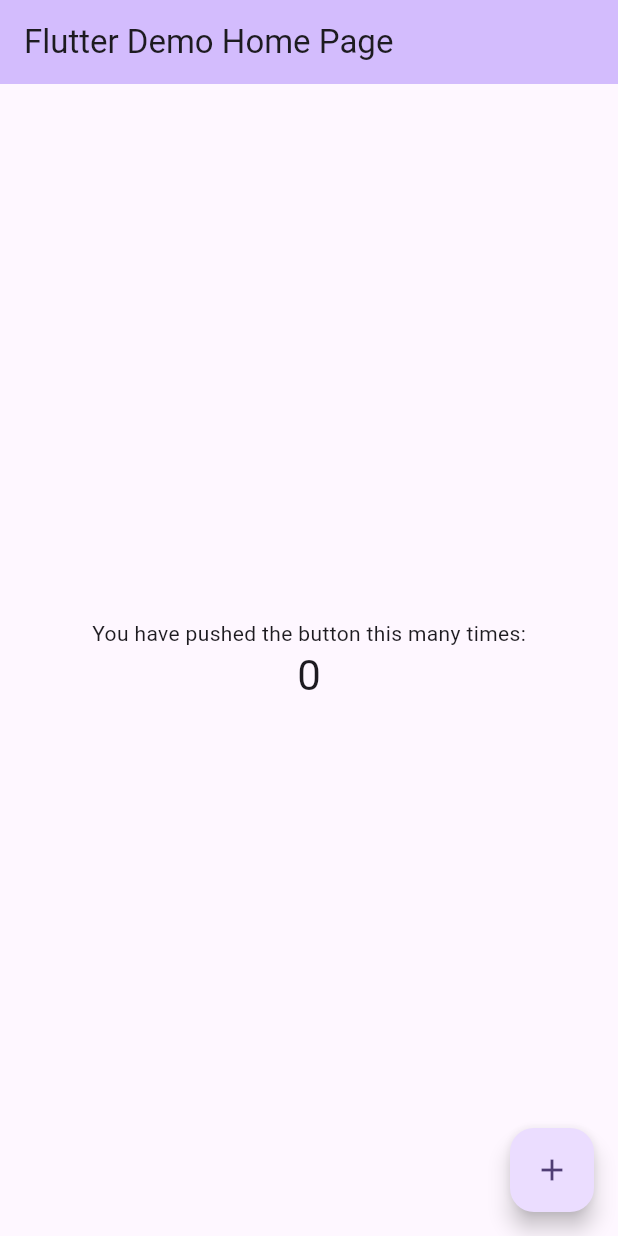
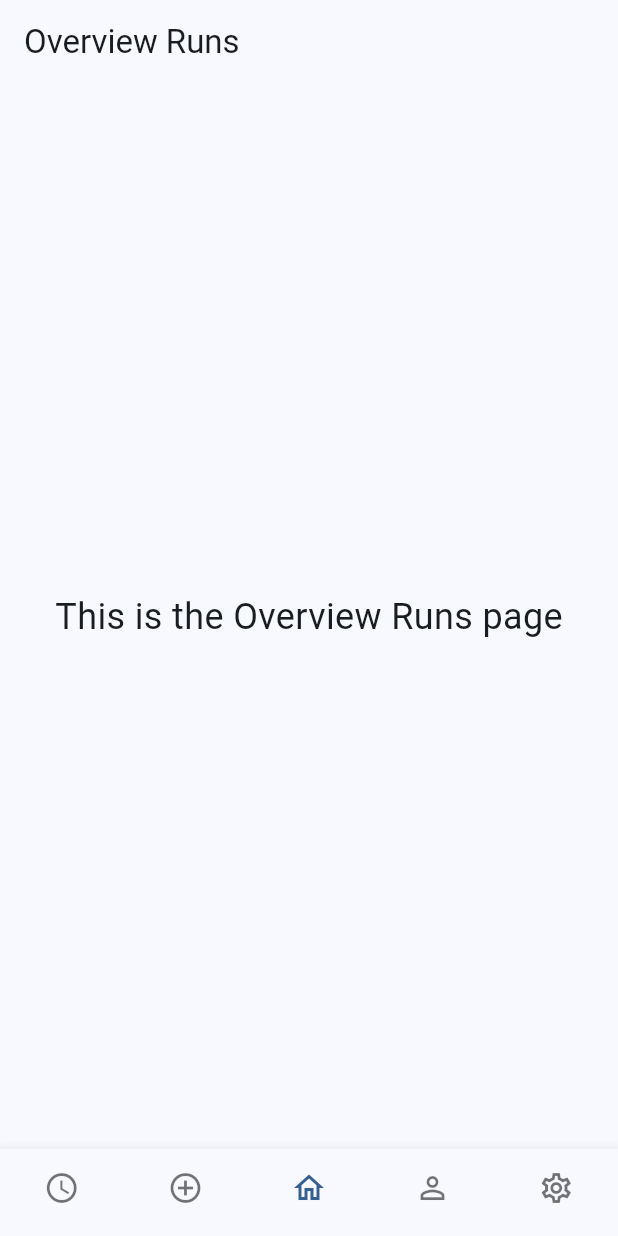
Before and after one commit to ChrMonMor/puzzle_quest_app, a Flutter app: the screen it shows after launch, on a phone screen of 412 x 824 dp. Run offline on Flutter 3.47's test engine with Material 3 defaults, Android fonts, the phone set to English and light mode, and no system bars.

Commit message:
Setup page navigation to the most important pages and reconfigured naming schemes so they follow the flutter naming conventions

```diff
--- /dev/null
+++ b/lib/common/base_navigation.dart
@@ -0,0 +1,70 @@
+import 'package:flutter/material.dart';
+import '../pages/history_page.dart';
+import '../pages/create_run_page.dart';
+import '../pages/overview_run_page.dart';
+import '../pages/profile_page.dart';
+import '../pages/settings_page.dart';
+
+class BaseNavigation extends StatefulWidget {
+  const BaseNavigation({super.key});
+
+  @override
+  State<BaseNavigation> createState() => _BaseNavigationState();
+}
+
+class _BaseNavigationState extends State<BaseNavigation> {
+  int _currentIndex = 2; // Start on Home by default
+
+  final List<Widget> _pages = [
+    const HistoryPage(),
+    const CreateRunPage(),
+    const OverviewRunPage(),
+    const ProfilePage(),
+    const SettingsPage(),
+  ];
+
+  void _onTabSelected(int index) {
+    setState(() {
+      _currentIndex = index;
+    });
+  }
+
+  @override
+  Widget build(BuildContext context) {
+    return Scaffold(
+      body: IndexedStack(
+        index: _currentIndex,
+        children: _pages,
+      ),
+      bottomNavigationBar: BottomNavigationBar(
+        currentIndex: _currentIndex,
+        onTap: _onTabSelected,
+        type: BottomNavigationBarType.fixed,
+        items: const [
+          BottomNavigationBarItem(
+            icon: Icon(Icons.access_time),
+            label: 'History',
+          ),
+          BottomNavigationBarItem(
+            icon: Icon(Icons.add_circle_outline),
+            label: 'Create',
+          ),
+          BottomNavigationBarItem(
+            icon: Icon(Icons.home_outlined),
+            label: 'Home',
+          ),
+          BottomNavigationBarItem(
+            icon: Icon(Icons.person_outline),
+            label: 'Profile',
+          ),
+          BottomNavigationBarItem(
+            icon: Icon(Icons.settings_outlined),
+            label: 'Settings',
+          ),
+        ],
+        showSelectedLabels: false,
+        showUnselectedLabels: false,
+      ),
+    );
+  }
+}
--- a/lib/main.dart
+++ b/lib/main.dart
@@ -1,122 +1,23 @@
 import 'package:flutter/material.dart';
+import 'common/base_navigation.dart';
 
 void main() {
-  runApp(const MyApp());
+  runApp(const PuzzleQuestApp());
 }
 
-class MyApp extends StatelessWidget {
-  const MyApp({super.key});
+class PuzzleQuestApp extends StatelessWidget {
+  const PuzzleQuestApp({super.key});
 
-  // This widget is the root of your application.
   @override
   Widget build(BuildContext context) {
     return MaterialApp(
-      title: 'Flutter Demo',
+      debugShowCheckedModeBanner: false,
+      title: 'Puzzle Quest',
       theme: ThemeData(
-        // This is the theme of your application.
-        //
-        // TRY THIS: Try running your application with "flutter run". You'll see
-        // the application has a purple toolbar. Then, without quitting the app,
-        // try changing the seedColor in the colorScheme below to Colors.green
-        // and then invoke "hot reload" (save your changes or press the "hot
-        // reload" button in a Flutter-supported IDE, or press "r" if you used
-        // the command line to start the app).
-        //
-        // Notice that the counter didn't reset back to zero; the application
-        // state is not lost during the reload. To reset the state, use hot
-        // restart instead.
-        //
-        // This works for code too, not just values: Most code changes can be
-        // tested with just a hot reload.
-        colorScheme: ColorScheme.fromSeed(seedColor: Colors.deepPurple),
+        colorScheme: ColorScheme.fromSeed(seedColor: Colors.blue),
+        useMaterial3: true,
       ),
-      home: const MyHomePage(title: 'Flutter Demo Home Page'),
+      home: const BaseNavigation(), // Start with your navigation shell
     );
   }
 }
-
-class MyHomePage extends StatefulWidget {
-  const MyHomePage({super.key, required this.title});
-
-  // This widget is the home page of your application. It is stateful, meaning
-  // that it has a State object (defined below) that contains fields that affect
-  // how it looks.
-
-  // This class is the configuration for the state. It holds the values (in this
-  // case the title) provided by the parent (in this case the App widget) and
-  // used by the build method of the State. Fields in a Widget subclass are
-  // always marked "final".
-
-  final String title;
-
-  @override
-  State<MyHomePage> createState() => _MyHomePageState();
-}
-
-class _MyHomePageState extends State<MyHomePage> {
-  int _counter = 0;
-
-  void _incrementCounter() {
-    setState(() {
-      // This call to setState tells the Flutter framework that something has
-      // changed in this State, which causes it to rerun the build method below
-      // so that the display can reflect the updated values. If we changed
-      // _counter without calling setState(), then the build method would not be
-      // called again, and so nothing would appear to happen.
-      _counter++;
-    });
-  }
-
-  @override
-  Widget build(BuildContext context) {
-    // This method is rerun every time setState is called, for instance as done
-    // by the _incrementCounter method above.
-    //
-    // The Flutter framework has been optimized to make rerunning build methods
-    // fast, so that you can just rebuild anything that needs updating rather
-    // than having to individually change instances of widgets.
-    return Scaffold(
-      appBar: AppBar(
-        // TRY THIS: Try changing the color here to a specific color (to
-        // Colors.amber, perhaps?) and trigger a hot reload to see the AppBar
-        // change color while the other colors stay the same.
-        backgroundColor: Theme.of(context).colorScheme.inversePrimary,
-        // Here we take the value from the MyHomePage object that was created by
-        // the App.build method, and use it to set our appbar title.
-        title: Text(widget.title),
-      ),
-      body: Center(
-        // Center is a layout widget. It takes a single child and positions it
-        // in the middle of the parent.
-        child: Column(
-          // Column is also a layout widget. It takes a list of children and
-          // arranges them vertically. By default, it sizes itself to fit its
-          // children horizontally, and tries to be as tall as its parent.
-          //
-          // Column has various properties to control how it sizes itself and
-          // how it positions its children. Here we use mainAxisAlignment to
-          // center the children vertically; the main axis here is the vertical
-          // axis because Columns are vertical (the cross axis would be
-          // horizontal).
-          //
-          // TRY THIS: Invoke "debug painting" (choose the "Toggle Debug Paint"
-          // action in the IDE, or press "p" in the console), to see the
-          // wireframe for each widget.
-          mainAxisAlignment: MainAxisAlignment.center,
-          children: <Widget>[
-            const Text('You have pushed the button this many times:'),
-            Text(
-              '$_counter',
-              style: Theme.of(context).textTheme.headlineMedium,
-            ),
-          ],
-        ),
-      ),
-      floatingActionButton: FloatingActionButton(
-        onPressed: _incrementCounter,
-        tooltip: 'Increment',
-        child: const Icon(Icons.add),
-      ), // This trailing comma makes auto-formatting nicer for build methods.
-    );
-  }
-}
--- /dev/null
+++ b/lib/pages/overview_run_page.dart
@@ -0,0 +1,20 @@
+import 'package:flutter/material.dart';
+
+class OverviewRunPage extends StatelessWidget {
+  const OverviewRunPage ({super.key});
+
+  @override
+  Widget build(BuildContext context) {
+    return Scaffold(
+      appBar: AppBar(
+        title: const Text('Overview Runs'),
+      ),
+      body: const Center(
+        child: Text(
+          'This is the Overview Runs page',
+          style: TextStyle(fontSize: 24),
+        ),
+      ),
+    );
+  }
+}
--- a/pubspec.yaml
+++ b/pubspec.yaml
@@ -35,6 +35,8 @@ dependencies:
   # Use with the CupertinoIcons class for iOS style icons.
   cupertino_icons: ^1.0.8
 
+  http: ^0.13.6
+  crypto: any
 dev_dependencies:
   flutter_test:
     sdk: flutter
```
Also changed, not shown: lib/pages/create_run_page.dart (added, +20 -0 lines), lib/pages/history_page.dart (added, +20 -0 lines), lib/pages/profile_page.dart (added, +20 -0 lines), lib/pages/register_page.dart (added, +173 -0 lines), lib/pages/settings_page.dart (added, +20 -0 lines), lib/pages/login_page.dart (added), lib/pages/on_run_page.dart (added), lib/pages/view_run_page.dart (added), pubspec.lock, 4 other files.
